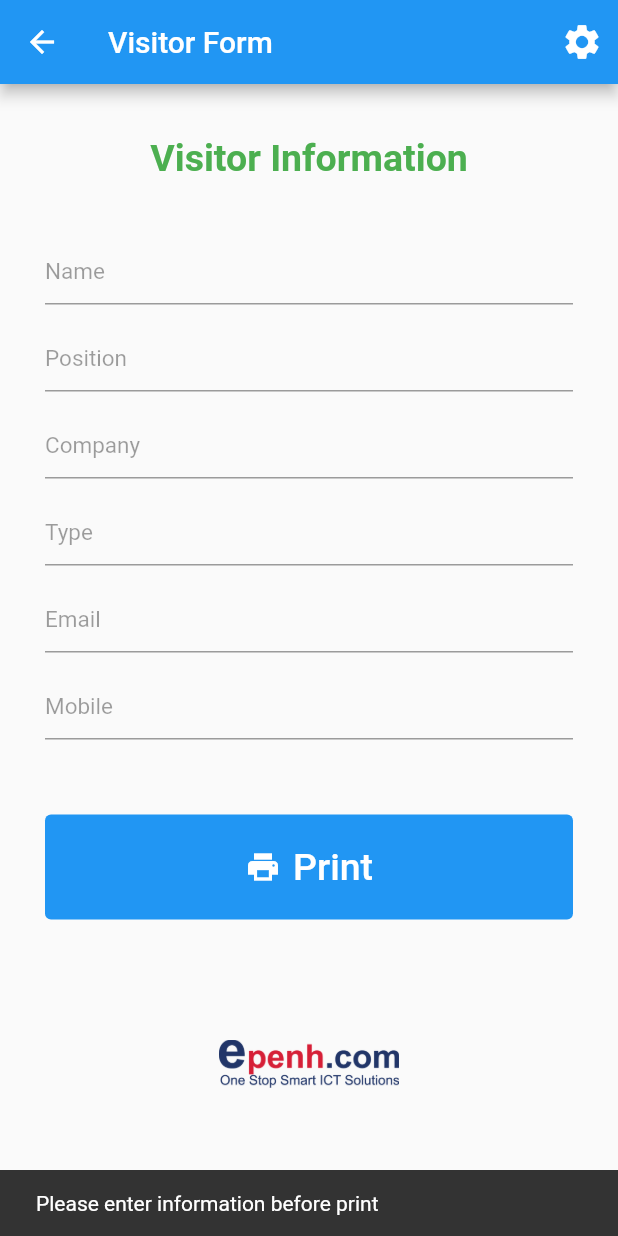
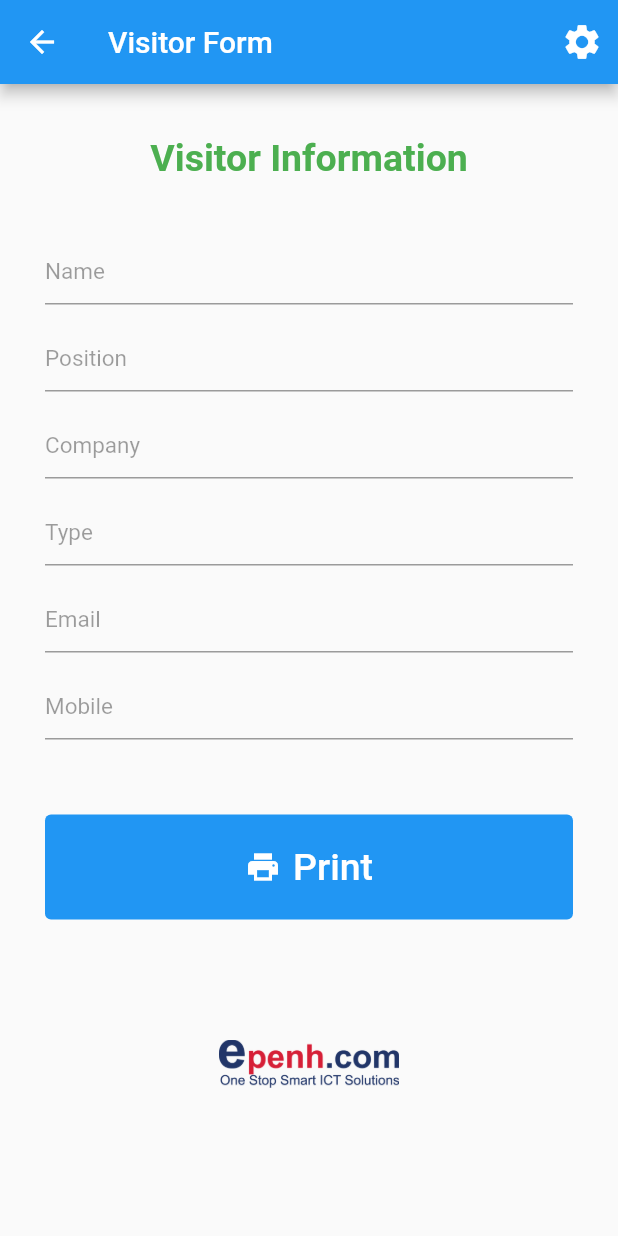
Before and after one commit to sreymom19/qrcode_scanner, a Flutter app: the MainForm screen opened directly with empty values, after a tap on "Print", on a phone screen of 412 x 824 dp. Run offline on Flutter 3.47's test engine with Material 2 defaults, Android fonts, the phone set to English and light mode, and no system bars; our stand-ins replace permission_handler, screenshot, share_plus, shared_preferences, sqflite; missing offline and left inert: esc_pos_bluetooth, esc_pos_printer, esc_pos_utils, flutter_bluetooth_basic, mobile_scanner, syncfusion_flutter_xlsio; accounts and stored records are empty.

Commit message:
https://github.com/sreymom19/qrcode_scanner.git

```diff
--- a/lib/main_bloc.dart
+++ b/lib/main_bloc.dart
@@ -18,8 +18,8 @@ import 'preference/printer_pref.dart';
 const PosStyles posStyle = PosStyles(
   bold: true,
   align: PosAlign.center,
-  height: PosTextSize.size3,
-  width: PosTextSize.size3,
+  height: PosTextSize.size2,
+  width: PosTextSize.size2,
   fontType: PosFontType.fontA,
 );
 
@@ -30,8 +30,8 @@ class MainBloc extends ChangeNotifier {
   MobileScannerController cameraController = MobileScannerController();
 
   final TextEditingController nameController = TextEditingController();
+  final TextEditingController positionController = TextEditingController();
   final TextEditingController companyController = TextEditingController();
-  final TextEditingController positionController = TextEditingController();
   final TextEditingController typeController = TextEditingController();
   final TextEditingController emailController = TextEditingController();
   final TextEditingController phoneController = TextEditingController();
@@ -52,9 +52,10 @@ class MainBloc extends ChangeNotifier {
   void setTextController(String? code) {
     getSeparate().then((value) {
       final List<String>? result = code?.split(value);
+      print("result => $result");
       nameController.text = result?.elementAt(0) ?? "";
-      companyController.text = result?.elementAt(1) ?? "";
-      positionController.text = result?.elementAt(2) ?? "";
+      positionController.text = result?.elementAt(1) ?? "";
+      companyController.text = result?.elementAt(2) ?? "";
       typeController.text = result?.elementAt(3) ?? "";
       emailController.text = result?.elementAt(4) ?? "";
       phoneController.text = result!.length > 6 ? result[6] : result[5];
@@ -73,7 +74,6 @@ class MainBloc extends ChangeNotifier {
 
   void printInfo(BuildContext context) {
     getSeparate().then((value) => seperator = value);
-    if (_validateForm()) {
     _showLoading();
     item = ModelDB(
       name: nameController.text.trim(),
@@ -99,9 +99,6 @@ class MainBloc extends ChangeNotifier {
     );
     clear();
     toastMsg(context, "Print Successfully");
-    } else {
-      toastMsg(context, "Please enter information before print");
-    }
   }
 
   void clear() {
@@ -165,10 +162,10 @@ class MainBloc extends ChangeNotifier {
       if (isChecked == true) {
         printer.qrcode(
           '${item?.name}$seperator${item?.position}$seperator${item?.company}$seperator${item?.type}$seperator${item?.email}$seperator${item?.phone}',
-          size: QRSize.Size5,
+          size: QRSize.Size4,
         );
       }
-      printer.text('TRADE VISITOR', styles: posStyle);
+      //printer.text('TRADE VISITOR', styles: posStyle);
       printer.feed(1);
       printer.cut();
       printer.disconnect();
@@ -210,20 +207,20 @@ class MainBloc extends ChangeNotifier {
     if (isChecked == true) {
       bytes += generator.qrcode(
         '${data.name}$seperator${data.position}$seperator${data.company}$seperator${data.type}$seperator${data.email}$seperator${data.phone}',
-        size: QRSize.Size5,
+        size: QRSize.Size4,
       );
     }
-    bytes += generator.text(
+    /*bytes += generator.text(
       "TRADE VISITOR",
       styles: posStyle,
-    );
+    );*/
     bytes += generator.feed(1);
     bytes += generator.cut();
     return bytes;
   }
 
   String _limitChar(String? value) {
-    final result = value!.length > 15 ? value.substring(0, 15) : value;
+    final result = value!.length > 18 ? value.substring(0, 18) : value;
     print("limtChar => $result");
     return result;
   }
@@ -231,8 +228,8 @@ class MainBloc extends ChangeNotifier {
   @override
   void dispose() {
     nameController.dispose();
+    positionController.dispose();
     companyController.dispose();
-    positionController.dispose();
     typeController.dispose();
     emailController.dispose();
     phoneController.dispose();
--- a/lib/model/model_db.dart
+++ b/lib/model/model_db.dart
@@ -43,22 +43,22 @@ void main() async {
 class ModelDB {
   final int? id;
   //final String prefix;
-  final String? name;
-  final String? position;
-  final String? company;
-  final String? type;
-  final String? email;
-  final String? phone;
+  final String name;
+  final String position;
+  final String company;
+  final String type;
+  final String email;
+  final String phone;
 
   ModelDB({
     this.id,
     //required this.prefix,
-    this.name,
-    this.position,
-    this.company,
-    this.type,
-    this.email,
-    this.phone,
+    required this.name,
+    required this.position,
+    required this.company,
+    required this.type,
+    required this.email,
+    required this.phone,
   });
 
   factory ModelDB.fromMap(Map<String, dynamic> map) {
--- a/lib/visitor_page.dart
+++ b/lib/visitor_page.dart
@@ -83,7 +83,7 @@ class _VisitorPageState extends State<VisitorPage> {
                   Column(
                     children: items
                         .map((visitor) => Text(
-                              visitor.name!,
+                              visitor.name,
                               style: const TextStyle(fontSize: 20),
                             ))
                         .toList(),
@@ -94,7 +94,7 @@ class _VisitorPageState extends State<VisitorPage> {
                   Column(
                     children: items
                         .map((visitor) => Text(
-                              visitor.position!,
+                              visitor.position,
                               style: const TextStyle(fontSize: 20),
                             ))
                         .toList(),
@@ -103,7 +103,7 @@ class _VisitorPageState extends State<VisitorPage> {
                   Column(
                     children: items
                         .map((visitor) => Text(
-                              visitor.company!,
+                              visitor.company,
                               style: const TextStyle(fontSize: 20),
                             ))
                         .toList(),
```
Also changed, not shown: lib/setting/setting_bloc.dart (+6 -6 lines). Lines whose indentation alone changed are shown as unchanged.
